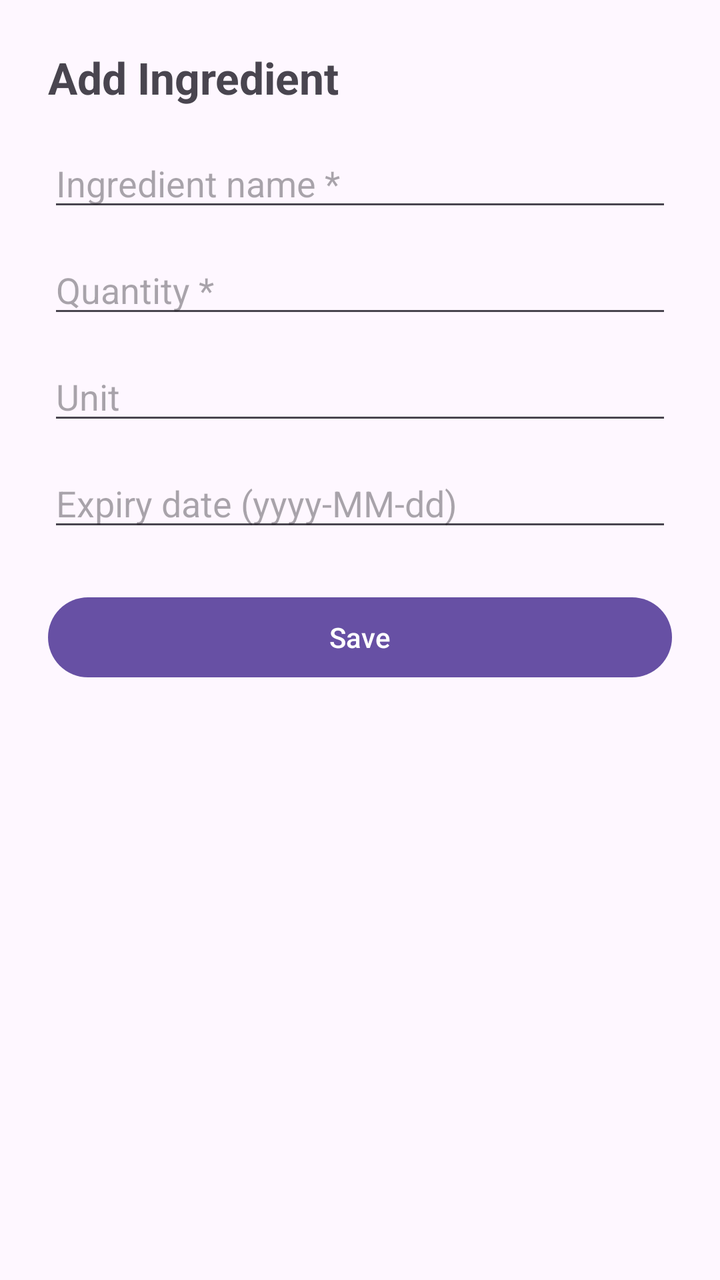
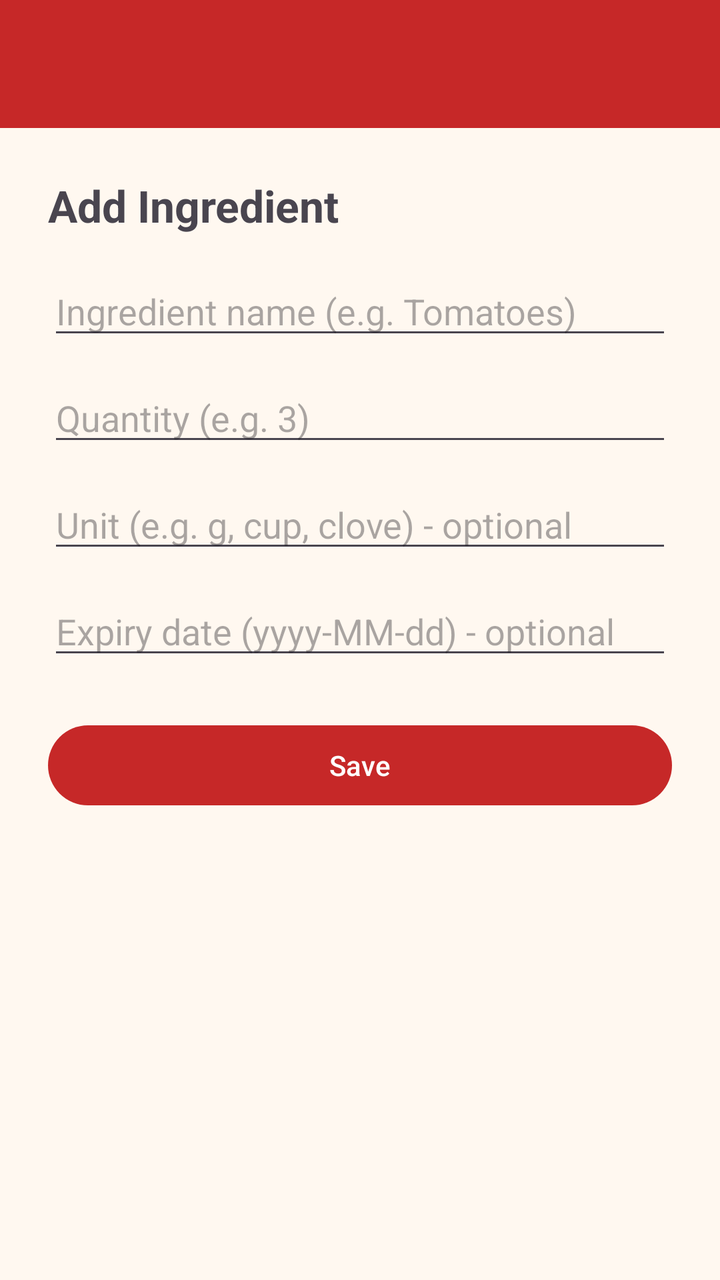

Screens rendered from an Android XML layout before and after an edit, with the pre-edit source and the edit as a unified diff.
<!-- AndroidManifest.xml: application theme Theme.SmartPantryManager -->
<!-- res/layout/activity_add_edit.xml -->
<?xml version="1.0" encoding="utf-8"?>
<LinearLayout xmlns:android="http://schemas.android.com/apk/res/android"
    android:layout_width="match_parent"
    android:layout_height="match_parent"
    android:orientation="vertical"
    android:padding="24dp">

    <TextView
        android:id="@+id/tvScreenTitle"
        android:layout_width="wrap_content"
        android:layout_height="wrap_content"
        android:text="Add Ingredient"
        android:textSize="22sp"
        android:textStyle="bold"
        android:layout_marginBottom="16dp" />

    <EditText
        android:id="@+id/etName"
        android:layout_width="match_parent"
        android:layout_height="wrap_content"
        android:hint="Ingredient name *"
        android:inputType="textCapWords" />

    <EditText
        android:id="@+id/etQuantity"
        android:layout_width="match_parent"
        android:layout_height="wrap_content"
        android:hint="Quantity *"
        android:inputType="numberDecimal"
        android:layout_marginTop="12dp" />

    <EditText
        android:id="@+id/etUnit"
        android:layout_width="match_parent"
        android:layout_height="wrap_content"
        android:hint="Unit "
        android:layout_marginTop="12dp" />

    <EditText
        android:id="@+id/etExpiry"
        android:layout_width="match_parent"
        android:layout_height="wrap_content"
        android:hint="Expiry date (yyyy-MM-dd)"
        android:layout_marginTop="12dp" />

    <Button
        android:id="@+id/btnSave"
        android:layout_width="match_parent"
        android:layout_height="wrap_content"
        android:text="Save"
        android:layout_marginTop="24dp" />

</LinearLayout>
<!-- resources referenced by this layout -->
<resources>
  <style name="Theme.SmartPantryManager" parent="Base.Theme.SmartPantryManager" />
  <style name="Base.Theme.SmartPantryManager" parent="Theme.Material3.DayNight.NoActionBar">
          
          
      </style>
</resources>

<!-- the commit's change to res/layout/activity_add_edit.xml (unified diff, before → after) -->
@@ -1,53 +1,76 @@
 <?xml version="1.0" encoding="utf-8"?>
 <LinearLayout xmlns:android="http://schemas.android.com/apk/res/android"
+    xmlns:app="http://schemas.android.com/apk/res-auto"
     android:layout_width="match_parent"
     android:layout_height="match_parent"
-    android:orientation="vertical"
-    android:padding="24dp">
+    android:orientation="vertical">
 
-    <TextView
-        android:id="@+id/tvScreenTitle"
-        android:layout_width="wrap_content"
-        android:layout_height="wrap_content"
-        android:text="Add Ingredient"
-        android:textSize="22sp"
-        android:textStyle="bold"
-        android:layout_marginBottom="16dp" />
+    <com.google.android.material.appbar.MaterialToolbar
+        android:id="@+id/toolbar"
+        android:layout_width="match_parent"
+        android:layout_height="?attr/actionBarSize"
+        android:background="?attr/colorPrimary"
+        app:navigationIconTint="@android:color/white" />
 
-    <EditText
-        android:id="@+id/etName"
+    <LinearLayout
         android:layout_width="match_parent"
         android:layout_height="wrap_content"
-        android:hint="Ingredient name *"
-        android:inputType="textCapWords" />
+        android:orientation="vertical"
+        android:padding="24dp">
 
-    <EditText
-        android:id="@+id/etQuantity"
-        android:layout_width="match_parent"
-        android:layout_height="wrap_content"
-        android:hint="Quantity *"
-        android:inputType="numberDecimal"
-        android:layout_marginTop="12dp" />
+        <TextView
+            android:id="@+id/tvScreenTitle"
+            android:layout_width="wrap_content"
+            android:layout_height="wrap_content"
+            android:text="Add Ingredient"
+            android:textSize="22sp"
+            android:textStyle="bold"
+            android:layout_marginBottom="16dp" />
 
-    <EditText
-        android:id="@+id/etUnit"
-        android:layout_width="match_parent"
-        android:layout_height="wrap_content"
-        android:hint="Unit "
-        android:layout_marginTop="12dp" />
+        <EditText
+            android:id="@+id/etName"
+            android:layout_width="match_parent"
+            android:layout_height="wrap_content"
+            android:hint="Ingredient name (e.g. Tomatoes)"
+            android:inputType="textCapWords" />
 
-    <EditText
-        android:id="@+id/etExpiry"
-        android:layout_width="match_parent"
-        android:layout_height="wrap_content"
-        android:hint="Expiry date (yyyy-MM-dd)"
-        android:layout_marginTop="12dp" />
+        <EditText
+            android:id="@+id/etQuantity"
+            android:layout_width="match_parent"
+            android:layout_height="wrap_content"
+            android:hint="Quantity (e.g. 3)"
+            android:inputType="numberDecimal"
+            android:layout_marginTop="12dp" />
 
-    <Button
-        android:id="@+id/btnSave"
-        android:layout_width="match_parent"
-        android:layout_height="wrap_content"
-        android:text="Save"
-        android:layout_marginTop="24dp" />
+        <EditText
+            android:id="@+id/etUnit"
+            android:layout_width="match_parent"
+            android:layout_height="wrap_content"
+            android:hint="Unit (e.g. g, cup, clove) - optional"
+            android:layout_marginTop="12dp" />
 
+        <EditText
+            android:id="@+id/etExpiry"
+            android:layout_width="match_parent"
+            android:layout_height="wrap_content"
+            android:hint="Expiry date (yyyy-MM-dd) - optional"
+            android:layout_marginTop="12dp" />
+
+        <Button
+            android:id="@+id/btnSave"
+            android:layout_width="match_parent"
+            android:layout_height="wrap_content"
+            android:text="Save"
+            android:layout_marginTop="24dp" />
+
+        <Button
+            android:id="@+id/btnDelete"
+            android:layout_width="match_parent"
+            android:layout_height="wrap_content"
+            android:text="Delete ingredient"
+            android:backgroundTint="#C62828"
+            android:visibility="gone"
+            android:layout_marginTop="12dp" />
+
+    </LinearLayout>
 </LinearLayout>
<!-- resource entries referenced after the edit -->
@@ -1,9 +1,17 @@
 <!-- resources referenced by this layout -->
 <resources>
-  <style name="Theme.SmartPantryManager" parent="Base.Theme.SmartPantryManager" />
-  <style name="Base.Theme.SmartPantryManager" parent="Theme.Material3.DayNight.NoActionBar">
-          
-          
+  <style name="Theme.SmartPantryManager" parent="Theme.Material3.Light.NoActionBar">
+          <item name="colorPrimary">@color/kitchen_red</item>
+          <item name="colorOnPrimary">@color/white</item>
+          <item name="colorSecondaryContainer">@color/kitchen_red_light</item>
+          <item name="colorOnSecondaryContainer">@color/kitchen_red_dark</item>
+          <item name="android:windowBackground">@color/cream</item>
+          <item name="android:colorBackground">@color/cream</item>
       </style>
+  <color name="kitchen_red">#C62828</color>
+  <color name="white">#FFFFFFFF</color>
+  <color name="kitchen_red_light">#FFCDD2</color>
+  <color name="kitchen_red_dark">#8E0000</color>
+  <color name="cream">#FFF8F0</color>
 </resources>
 
